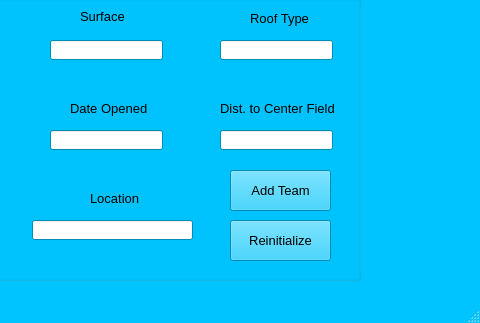
Old version of the form ALAYO/mainwindow.ui in the repository akarapetian/ALAYO---Project-2; both pictures show x 720 to 1200 and y 477 to 800 of the 1200 by 800 pixel window.
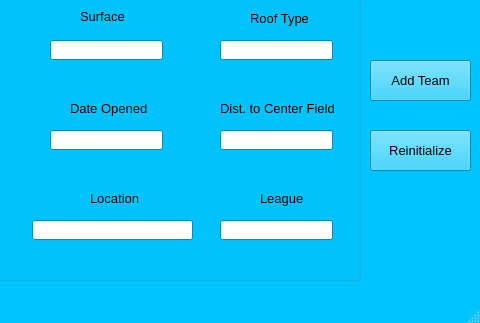
New version of the form. The open tabs and pages were chosen to show the change.

```diff
--- a/ALAYO/mainwindow.ui
+++ b/ALAYO/mainwindow.ui
@@ -1854,32 +1854,6 @@
           <string>Stadium</string>
          </property>
         </widget>
-        <widget class="QPushButton" name="AddTeamButton">
-         <property name="geometry">
-          <rect>
-           <x>370</x>
-           <y>190</y>
-           <width>101</width>
-           <height>41</height>
-          </rect>
-         </property>
-         <property name="text">
-          <string>Add Team</string>
-         </property>
-        </widget>
-        <widget class="QPushButton" name="ReinitializeButton">
-         <property name="geometry">
-          <rect>
-           <x>370</x>
-           <y>240</y>
-           <width>101</width>
-           <height>41</height>
-          </rect>
-         </property>
-         <property name="text">
-          <string>Reinitialize</string>
-         </property>
-        </widget>
         <widget class="QLineEdit" name="locationLineEdit">
          <property name="geometry">
           <rect>
@@ -1903,6 +1877,29 @@
           <string>Location</string>
          </property>
         </widget>
+        <widget class="QLineEdit" name="leagueLineEdit">
+         <property name="geometry">
+          <rect>
+           <x>360</x>
+           <y>240</y>
+           <width>113</width>
+           <height>20</height>
+          </rect>
+         </property>
+        </widget>
+        <widget class="QLabel" name="leagueLabel">
+         <property name="geometry">
+          <rect>
+           <x>400</x>
+           <y>210</y>
+           <width>81</width>
+           <height>16</height>
+          </rect>
+         </property>
+         <property name="text">
+          <string>League</string>
+         </property>
+        </widget>
        </widget>
        <widget class="QListWidget" name="souvenirPriceListWidget">
         <property name="geometry">
@@ -2123,6 +2120,32 @@
          <string>All Teams</string>
         </property>
        </widget>
+       <widget class="QPushButton" name="AddTeamButton">
+        <property name="geometry">
+         <rect>
+          <x>1100</x>
+          <y>490</y>
+          <width>101</width>
+          <height>41</height>
+         </rect>
+        </property>
+        <property name="text">
+         <string>Add Team</string>
+        </property>
+       </widget>
+       <widget class="QPushButton" name="ReinitializeButton">
+        <property name="geometry">
+         <rect>
+          <x>1100</x>
+          <y>560</y>
+          <width>101</width>
+          <height>41</height>
+         </rect>
+        </property>
+        <property name="text">
+         <string>Reinitialize</string>
+        </property>
+       </widget>
       </widget>
      </widget>
     </widget>
```
Left out of the diff: 45 changed lines with no effect on the pictures.
